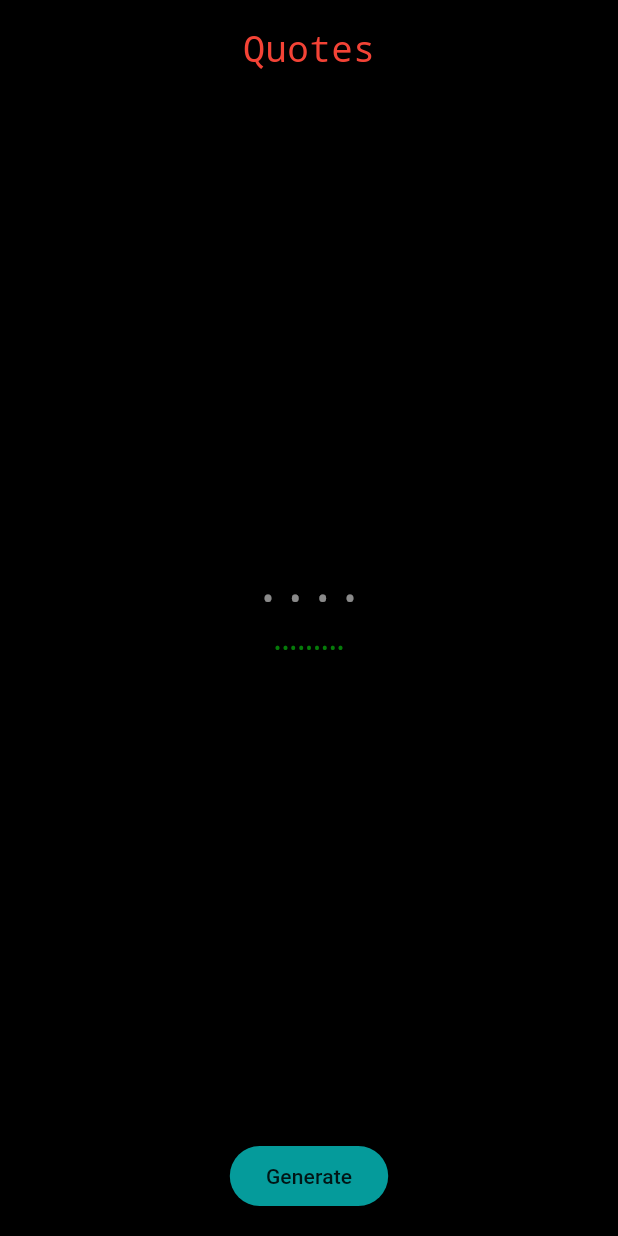
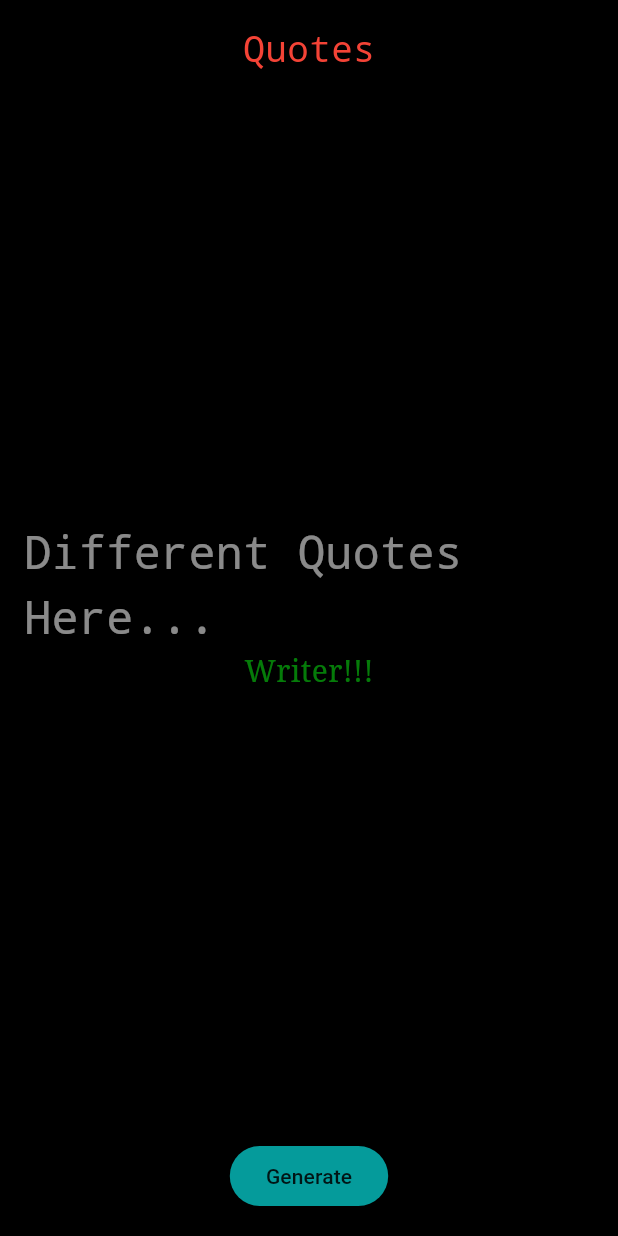
Before and after one commit to SaileshAcharya1229/quote_generator_flutter, a Flutter app: the screen it shows after launch, on a phone screen of 412 x 824 dp. Run offline on Flutter 3.47's test engine with Material 3 defaults, Android fonts, the phone set to English and light mode, and no system bars.

```diff
--- a/lib/screens/homepage.dart
+++ b/lib/screens/homepage.dart
@@ -33,14 +33,14 @@ class _HomePageState extends State<HomePage> {
                 ),
                 const Spacer(),
                 Text(
-                  quote?.q ?? "....",
+                  quote?.q ?? "Different Quotes Here...",
                   style: const TextStyle(
                       fontSize: 30,
                       fontFamily: 'monospace',
                       color: Colors.white54),
                 ),
                 Text(
-                  quote?.a ?? ".........",
+                  quote?.a ?? "Writer!!!",
                   style: const TextStyle(
                     fontFamily: 'serif',
                     fontSize: 20,
```
Also changed, not shown: pubspec.lock, 2 other files.
